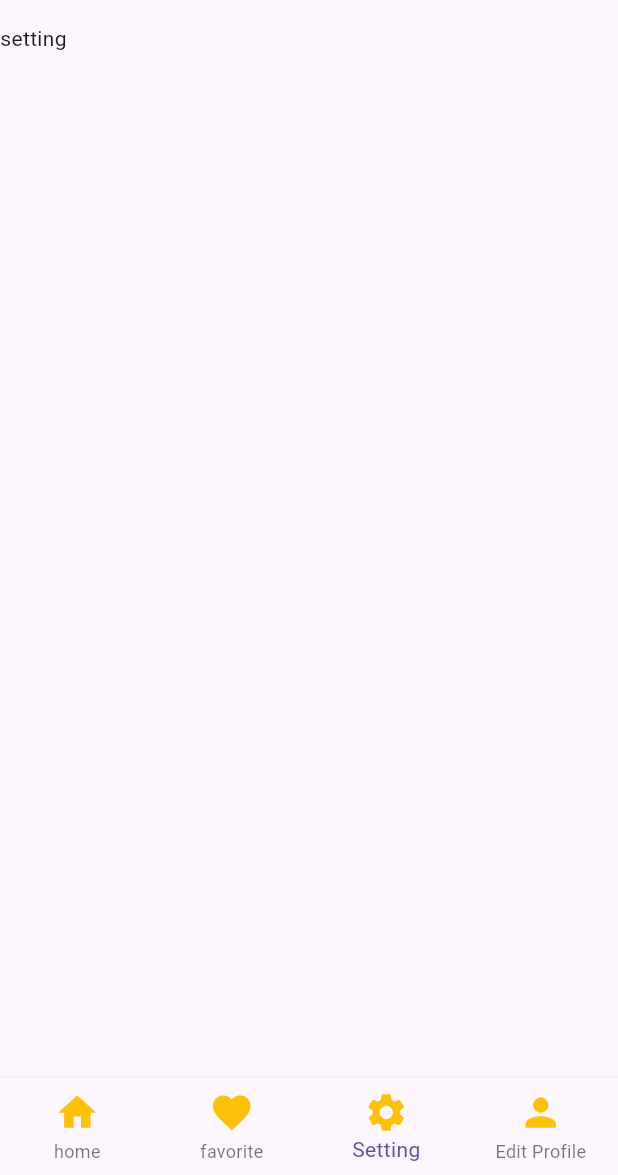
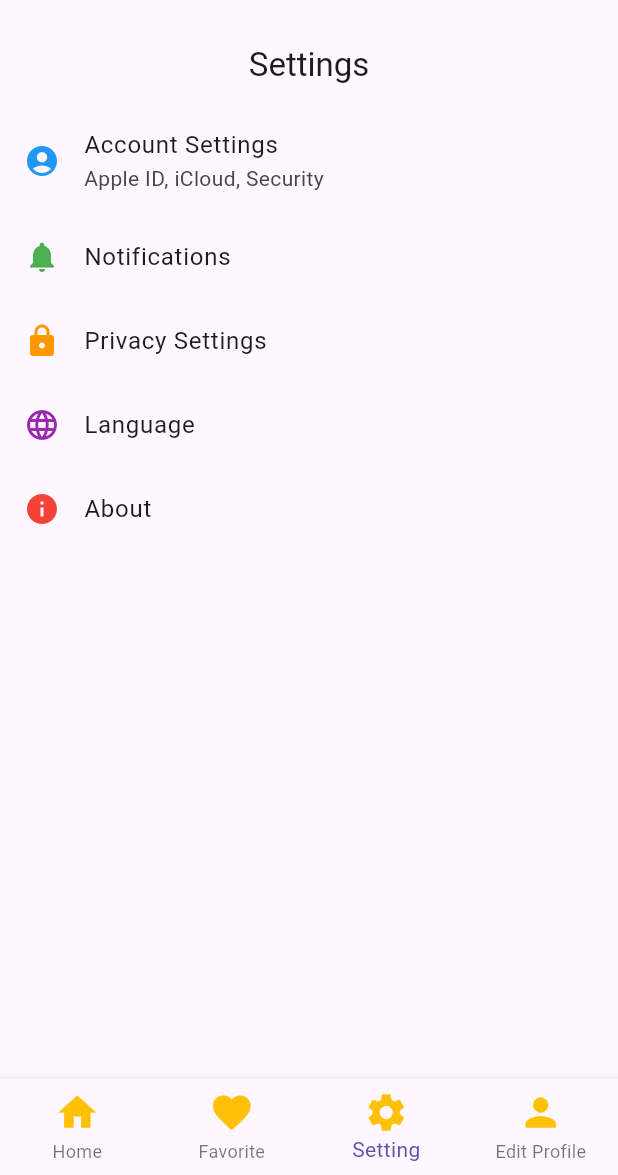
Before and after one commit to NirapatJK/Mobile_Nirapat, a Flutter app: the screen it shows after launch, item 3 of the bottom bar chosen, on a phone screen of 412 x 824 dp, the part 61-1236 px from its top. Run offline on Flutter 3.47's test engine with Material 3 defaults, Android fonts, the phone set to English and light mode, and no system bars; our stand-ins replace google_fonts.

Commit message:
update3
setting-1

```diff
--- a/modern_profile/lib/screens/profile_screen.dart
+++ b/modern_profile/lib/screens/profile_screen.dart
@@ -5,6 +5,7 @@ import 'package:modern_profile/components/profile_img.dart';
 import 'package:modern_profile/components/profile_menu.dart';
 import 'package:modern_profile/constant/constant.dart';
 import 'package:modern_profile/screens/editprofile_screen.dart';
+import 'package:modern_profile/screens/setting_screen.dart';
 
 class ProfileScreen extends StatefulWidget {
   const ProfileScreen({super.key});
@@ -25,7 +26,8 @@ class _ProfileScreenState extends State<ProfileScreen> {
   final List<Widget> _pages = [
     Text('home'),
     Text('favorite'),
-    Text('setting'),
+    //Text('setting'),
+    SettingScreen(),
     EditProfileScreen(),
   ];
 
@@ -66,7 +68,7 @@ class _ProfileScreenState extends State<ProfileScreen> {
                 size: 30,
                 color: iconPrimary,
               ),
-              label: 'home'
+              label: 'Home'
           ),
           BottomNavigationBarItem(
               icon: Icon(
@@ -74,7 +76,7 @@ class _ProfileScreenState extends State<ProfileScreen> {
                 size: 30,
                 color: iconPrimary,
               ),
-              label: 'favorite'
+              label: 'Favorite'
           ),
           BottomNavigationBarItem(
               icon: Icon(
--- /dev/null
+++ b/modern_profile/lib/screens/setting_screen.dart
@@ -0,0 +1,69 @@
+import 'package:flutter/material.dart';
+
+class SettingScreen extends StatelessWidget {
+
+  @override
+  Widget build(BuildContext context) {
+    return Scaffold(
+      appBar: AppBar(
+        title: Text('Settings'),
+        centerTitle: true,
+      ),
+      body: ListView(
+        children: [
+          ListTile(
+            leading: Icon(
+              Icons.account_circle,
+              color: Colors.blue,
+            ),
+            title: Text('Account Settings'),
+            subtitle: Text('Apple ID, iCloud, Security'),
+            onTap: () {
+              // Action for account settings
+            },
+          ),
+          ListTile(
+            leading: Icon(
+              Icons.notifications,
+              color: Colors.green,
+            ),
+            title: Text('Notifications'),
+            onTap: () {
+              // Action for notifications
+            },
+          ),
+          ListTile(
+            leading: Icon(
+              Icons.lock,
+              color: Colors.orange,
+            ),
+            title: Text('Privacy Settings'),
+            onTap: () {
+              // Action for privacy settings
+            },
+          ),
+          ListTile(
+            leading: Icon(
+              Icons.language,
+              color: Colors.purple,
+            ),
+            title: Text('Language'),
+            onTap: () {
+              // Action for language settings
+            },
+          ),
+          ListTile(
+            leading: Icon(
+              Icons.info,
+              color: Colors.red,
+            ),
+            title: Text('About'),
+            onTap: () {
+              // Action for about page
+            },
+          ),
+        ],
+      ),
+    );
+  }
+}
```
